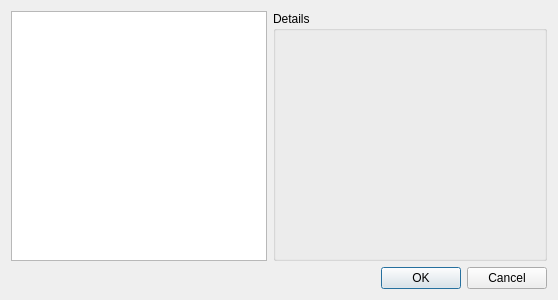
Above: src/gui/dialogs/formaddaccount.ui from martinrotter/rssguard before the change. Below: the same form after it.
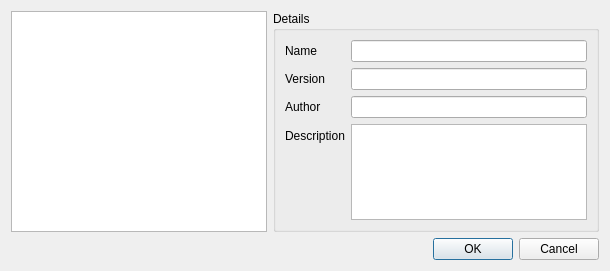
That is the form after the change.

Patch:
```diff
--- a/src/gui/dialogs/formaddaccount.ui
+++ b/src/gui/dialogs/formaddaccount.ui
@@ -6,8 +6,8 @@
    <rect>
     <x>0</x>
     <y>0</y>
-    <width>558</width>
-    <height>300</height>
+    <width>610</width>
+    <height>271</height>
    </rect>
   </property>
   <property name="windowTitle">
@@ -35,6 +35,70 @@
      <property name="title">
       <string>Details</string>
      </property>
+     <layout class="QFormLayout" name="formLayout_2">
+      <item row="0" column="0">
+       <widget class="QLabel" name="label">
+        <property name="text">
+         <string>Name</string>
+        </property>
+       </widget>
+      </item>
+      <item row="0" column="1">
+       <widget class="QLineEdit" name="m_txtName">
+        <property name="readOnly">
+         <bool>true</bool>
+        </property>
+       </widget>
+      </item>
+      <item row="1" column="0">
+       <widget class="QLabel" name="label_2">
+        <property name="text">
+         <string>Version</string>
+        </property>
+       </widget>
+      </item>
+      <item row="1" column="1">
+       <widget class="QLineEdit" name="m_txtVersion">
+        <property name="readOnly">
+         <bool>true</bool>
+        </property>
+       </widget>
+      </item>
+      <item row="2" column="0">
+       <widget class="QLabel" name="label_3">
+        <property name="text">
+         <string>Author</string>
+        </property>
+       </widget>
+      </item>
+      <item row="2" column="1">
+       <widget class="QLineEdit" name="m_txtAuthor">
+        <property name="readOnly">
+         <bool>true</bool>
+        </property>
+       </widget>
+      </item>
+      <item row="3" column="0">
+       <widget class="QLabel" name="label_4">
+        <property name="text">
+         <string>Description</string>
+        </property>
+       </widget>
+      </item>
+      <item row="3" column="1">
+       <widget class="QTextEdit" name="m_txtDescription">
+        <property name="sizePolicy">
+         <sizepolicy hsizetype="Expanding" vsizetype="Expanding">
+          <horstretch>0</horstretch>
+          <verstretch>1</verstretch>
+         </sizepolicy>
+        </property>
+        <property name="readOnly">
+         <bool>true</bool>
+        </property>
+       </widget>
+      </item>
+     </layout>
     </widget>
    </item>
    <item row="1" column="0" colspan="2">
```
